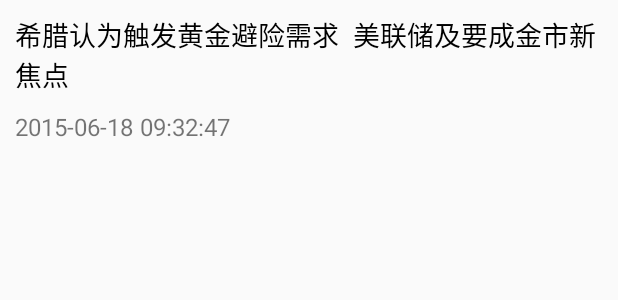
After one commit to TomAndJeremy/GoldMetal, an Android app: the layout news_review_item.xml on its own in the app's theme, with its tools: preview values and no code run, on a phone screen of 412 x 824 dp. The commit adds this screen. Shown: the top 300 px of the screen. Run offline under Robolectric (Android 15) with nearby library versions, the phone set to English and light mode, and no system bars.

Commit message:
交易圈显示

```diff
--- a/app/src/main/res/layout/fragment_more.xml
+++ b/app/src/main/res/layout/fragment_more.xml
@@ -18,6 +18,8 @@
         android:layout_height="match_parent">
 
         <LinearLayout
+            android:divider="@drawable/divider_shape"
+            android:showDividers="beginning|end|middle"
             android:layout_width="match_parent"
             android:layout_height="match_parent"
             android:orientation="vertical">
--- /dev/null
+++ b/app/src/main/res/layout/news_review_item.xml
@@ -0,0 +1,21 @@
+<?xml version="1.0" encoding="utf-8"?>
+<LinearLayout xmlns:android="http://schemas.android.com/apk/res/android"
+    android:layout_width="match_parent"
+    android:layout_height="match_parent"
+    android:orientation="vertical"
+    android:padding="10dp">
+    <TextView
+        android:id="@+id/news_review_item_title"
+        android:textColor="@color/black"
+        android:textSize="18sp"
+        android:text="希腊认为触发黄金避险需求  美联储及要成金市新焦点"
+        android:layout_width="wrap_content"
+        android:layout_height="wrap_content" />
+    <TextView
+        android:layout_marginTop="10dp"
+        android:textSize="16sp"
+        android:id="@+id/news_review_item_time"
+        android:layout_width="wrap_content"
+        android:layout_height="wrap_content"
+        android:text="2015-06-18 09:32:47"/>
+</LinearLayout>
```
Also changed, not shown: app/src/main/java/com/juttec/goldmetal/activity/ParameterSettingActivity.java (+22 -21 lines), app/src/main/res/layout/news_analysis_item.xml (added, +49 -0 lines).
